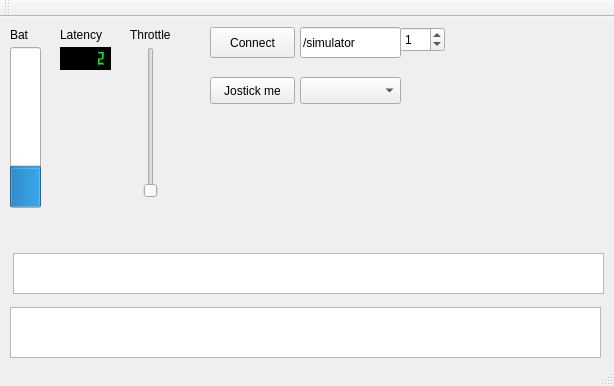
esanbock/joyfly-cpp, file src/mainwindow.ui: the form before one commit.
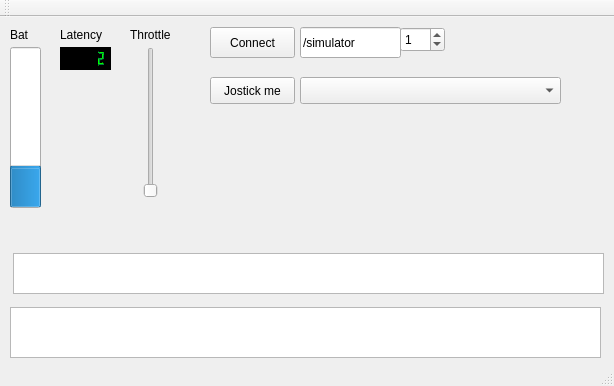
The form after the commit.

What changed in the file:
```diff
--- a/src/mainwindow.ui
+++ b/src/mainwindow.ui
@@ -464,7 +464,7 @@
      <rect>
       <x>300</x>
       <y>60</y>
-      <width>101</width>
+      <width>261</width>
       <height>27</height>
      </rect>
     </property>
```
Left out of the diff: 4 changed lines with no effect on the pictures.
